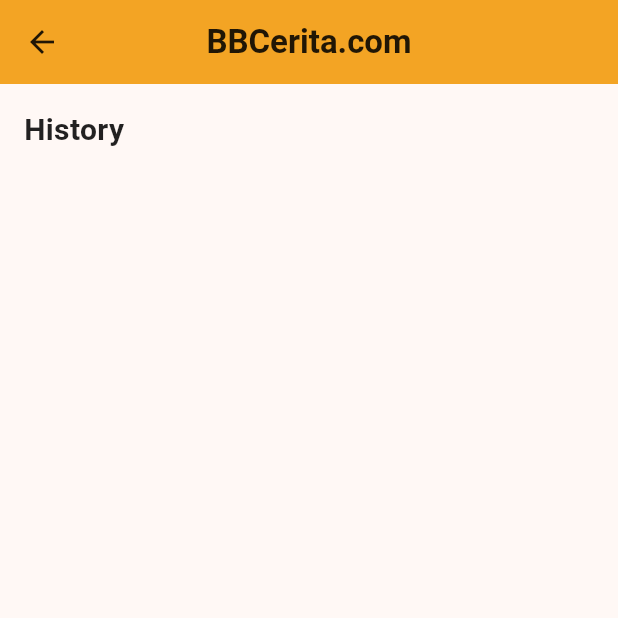
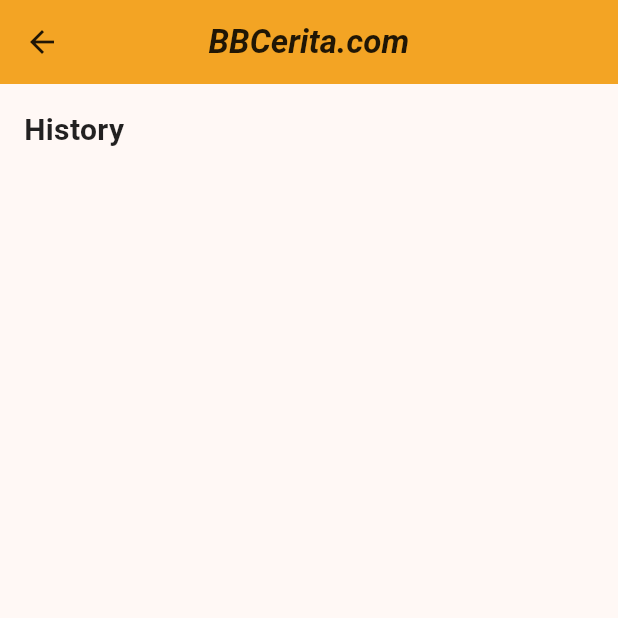
Before and after one commit to MuhAdhit63/bbc_news, a Flutter app: the ReadingHistoryPage screen opened directly with empty values, on a phone screen of 412 x 824 dp, the top half of it. Run offline on Flutter 3.47's test engine with Material 3 defaults, Android fonts, the phone set to English and light mode, and no system bars; our stand-ins replace flutter_screenutil, go_router; Roboto replaces fonts that are missing (Poppins).

Commit message:
perapihan desain

```diff
--- a/lib/views/bookmark_articles_page.dart
+++ b/lib/views/bookmark_articles_page.dart
@@ -122,8 +122,10 @@
           style: TextStyle(
             color: appBarTextColor,
             fontWeight: FontWeight.bold,
+            fontStyle: FontStyle.italic,
           ),
         ),
+        centerTitle: true,
         iconTheme: IconThemeData(color: appBarTextColor), // Untuk tombol kembali
         actions: [
           // Anda bisa menambahkan ikon search atau filter di sini jika perlu
--- a/lib/views/news_detail_page.dart
+++ b/lib/views/news_detail_page.dart
@@ -65,7 +65,8 @@
           'BBCerita.com',
           style: TextStyle(
             color: appBarTextColor,
-            fontWeight: FontWeight.bold,
+            fontWeight: FontWeight.w900,
+            fontStyle: FontStyle.italic,
           ),
         ),
         centerTitle: true, // Atau false jika ingin rata kiri
--- a/lib/views/reading_history_page.dart
+++ b/lib/views/reading_history_page.dart
@@ -9,13 +9,19 @@
   final List<Article> readArticles;
   final Function(Article article) onNavigateToDetail;
   final Function(String articleId) onToggleBookmark;
-  ReadingHistoryPageArgs({required this.readArticles, required this.onNavigateToDetail, required this.onToggleBookmark});
+  ReadingHistoryPageArgs({
+    required this.readArticles,
+    required this.onNavigateToDetail,
+    required this.onToggleBookmark,
+  });
 }
 
 class ReadingHistoryPage extends StatelessWidget {
   final List<Article> readArticles;
-  final Function(Article article) onNavigateToDetail; // Untuk membuka detail dari riwayat
-  final Function(String articleId) onToggleBookmark; // Untuk sinkronisasi bookmark jika ditampilkan di HistoryCard
+  final Function(Article article)
+  onNavigateToDetail; // Untuk membuka detail dari riwayat
+  final Function(String articleId)
+  onToggleBookmark; // Untuk sinkronisasi bookmark jika ditampilkan di HistoryCard
 
   const ReadingHistoryPage({
     Key? key,
@@ -39,7 +45,12 @@
         ),
         title: Text(
           'BBCerita.com',
-          style: TextStyle(color: appBarTextColor, fontWeight: FontWeight.bold),
+          style: TextStyle(
+            color: appBarTextColor,
+            fontWeight: FontWeight.bold,
+            fontStyle: FontStyle.italic,
+            fontFamily: 'Roboto',
+          ),
         ),
         centerTitle: true,
       ),
@@ -58,17 +69,25 @@
             ),
           ),
           Expanded(
-            child: readArticles.isEmpty
+            child:
+                readArticles.isEmpty
                     ? Center(
                       child: Column(
                         mainAxisAlignment: MainAxisAlignment.center,
                         children: [
-                        Icon(Icons.history_edu_outlined, size: 80, color: Colors.grey[400]),
+                          Icon(
+                            Icons.history_edu_outlined,
+                            size: 80,
+                            color: Colors.grey[400],
+                          ),
                           SizedBox(height: 16),
                           Text(
                             'Riwayat baca masih kosong.',
                             textAlign: TextAlign.center,
-                          style: TextStyle(fontSize: 16, color: Colors.grey[600]),
+                            style: TextStyle(
+                              fontSize: 16,
+                              color: Colors.grey[600],
+                            ),
                           ),
                         ],
                       ),
@@ -80,7 +99,10 @@
                         final article = readArticles[index];
                         return HistoryArticleCard(
                           article: article,
-                        onTap: () => onNavigateToDetail(article), // Buka detail saat item riwayat di-tap
+                          onTap:
+                              () => onNavigateToDetail(
+                                article,
+                              ), // Buka detail saat item riwayat di-tap
                         );
                       },
                     ),
```
Lines whose indentation alone changed are shown as unchanged.
